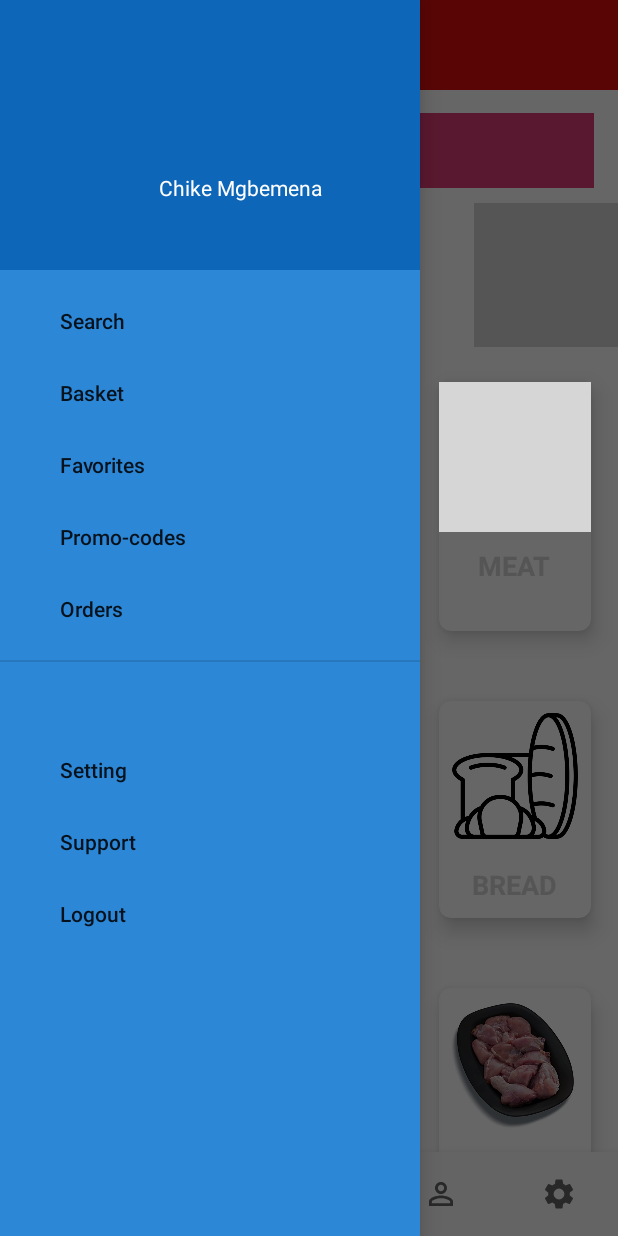
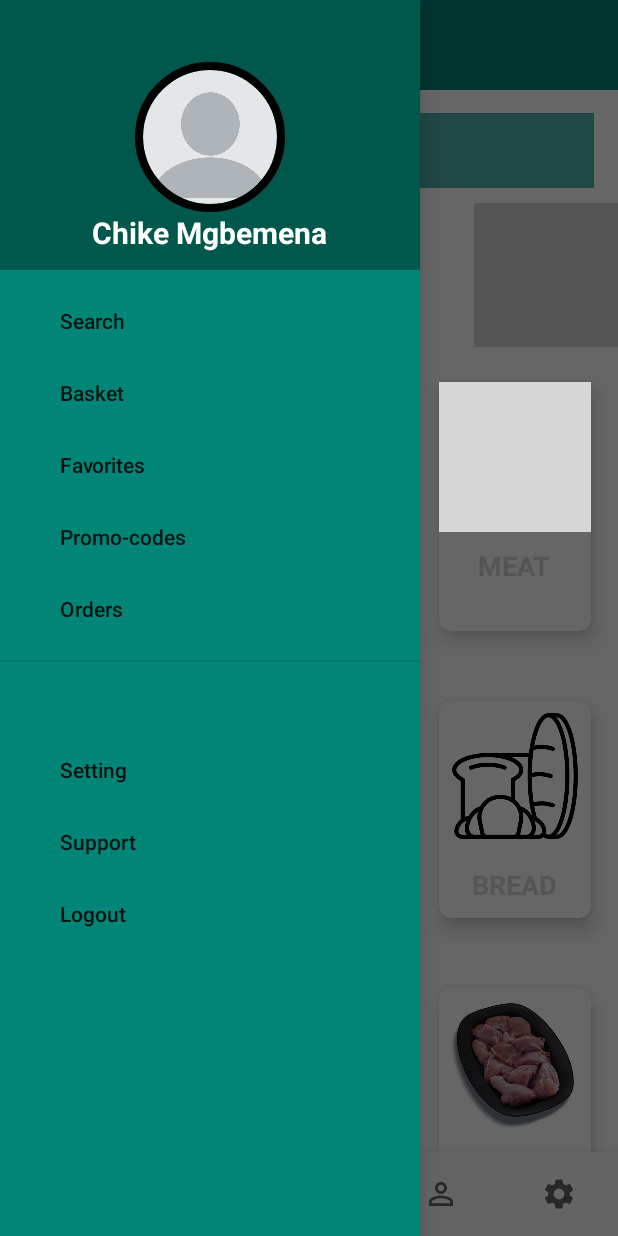
Before and after one commit to aakashe502/DoorStep, an Android app: the screen it shows after launch once a user with an empty profile is signed in (HomePage), with the side drawer open, on a phone screen of 412 x 824 dp. Run offline under Robolectric (Android 15) with nearby library versions, the phone set to English and light mode, and no system bars; our stand-ins replace CircleImageView, Firebase (no records; nobody signed in at launch, a user with empty details on screens opened directly), navigation-ui; grey boxes are pictures that could not be loaded.

Commit message:
Modified color and exit button

```diff
--- a/app/src/main/java/com/hadIt/doorstep/HomePage.java
+++ b/app/src/main/java/com/hadIt/doorstep/HomePage.java
@@ -1,9 +1,9 @@
 package com.hadIt.doorstep;
 
+import android.app.Application;
 import android.content.Intent;
 import android.os.Bundle;
 import android.view.MenuItem;
-import android.view.WindowManager;
 
 import com.google.android.material.bottomnavigation.BottomNavigationView;
 import com.google.android.material.navigation.NavigationView;
@@ -21,6 +21,8 @@ import androidx.navigation.Navigation;
 import androidx.navigation.ui.AppBarConfiguration;
 import androidx.navigation.ui.NavigationUI;
 
+import de.hdodenhof.circleimageview.CircleImageView;
+
 public class HomePage extends AppCompatActivity {
 
     DrawerLayout drawerLayout;
@@ -28,11 +30,12 @@ public class HomePage extends AppCompatActivity {
     Toolbar toolbar;
     NavigationView navigationView;
     AppBarConfiguration appBarConfiguration;
+    public CircleImageView profilePhoto;
+
     @Override
     protected void onCreate(Bundle savedInstanceState) {
         super.onCreate(savedInstanceState);
-        getWindow().setFlags(WindowManager.LayoutParams.FLAG_FULLSCREEN,
-                WindowManager.LayoutParams.FLAG_FULLSCREEN);
+
         setContentView(R.layout.activity_home);
         BottomNavigationView navView = findViewById(R.id.nav_view);
         // Passing each menu ID as a set of Ids because each
@@ -73,4 +76,13 @@ public class HomePage extends AppCompatActivity {
             }
         });
     }
+
+    @Override
+    public void onBackPressed() {
+        Intent intent = new Intent(Intent.ACTION_MAIN);
+        intent.addCategory(Intent.CATEGORY_HOME);
+        intent.setFlags(Intent.FLAG_ACTIVITY_CLEAR_TOP);//***Change Here***
+        startActivity(intent);
+        finish();
+    }
 }
--- a/app/src/main/res/layout/activity_home.xml
+++ b/app/src/main/res/layout/activity_home.xml
@@ -15,9 +15,6 @@
         android:id="@+id/main_content"
         android:layout_width="match_parent"
         android:layout_height="match_parent">
-
-
-
 
 
         <include
@@ -46,7 +43,7 @@
         android:layout_width="wrap_content"
         android:layout_height="match_parent"
         android:id="@+id/nav_get"
-        android:background="#2C87D6"
+        android:background="@color/colorPrimary"
         android:layout_gravity="start"
         app:headerLayout="@layout/nav_header"
         app:menu="@menu/menu"
--- a/app/src/main/res/layout/app_bar_main.xml
+++ b/app/src/main/res/layout/app_bar_main.xml
@@ -14,7 +14,7 @@
         >
         <androidx.appcompat.widget.Toolbar
             android:layout_width="match_parent"
-            android:background="#DF0D0D"
+            android:background="@color/colorPrimary"
             android:id="@+id/toolBar"
             app:popupTheme="@style/AppTheme.PopupOverlay"
             app:layout_scrollFlags="scroll|enterAlways"
--- a/app/src/main/res/layout/fragment_home.xml
+++ b/app/src/main/res/layout/fragment_home.xml
@@ -26,10 +26,11 @@
             android:layout_marginLeft="16dp"
             android:layout_marginRight="16dp"
             android:layout_marginTop="15dp"
-            android:background="#CDD80D55"
+            android:background="@color/colorSecondary"
             android:id="@+id/cardSearch"
             android:drawableStart="@drawable/search"
             android:hint="Search your Grocery"
+            android:textColorHint="#000"
 
 
             />
--- a/app/src/main/res/layout/fragment_profile.xml
+++ b/app/src/main/res/layout/fragment_profile.xml
@@ -150,7 +150,7 @@
         android:layout_centerHorizontal="true"
         android:text="Logout"
         android:layout_below="@+id/share_with_friends"
-        android:background="#45009688"
+        android:background="@color/colorSecondary"
         android:layout_marginTop="100dp"
         />
 
--- a/app/src/main/res/layout/nav_header.xml
+++ b/app/src/main/res/layout/nav_header.xml
@@ -3,31 +3,35 @@
     xmlns:android="http://schemas.android.com/apk/res/android"
     android:layout_width="match_parent"
     android:layout_height="250dp"
-    android:background="#0E66B9"
+    android:background="@color/colorPrimaryDark"
     android:paddingTop="16dp"
     android:paddingRight="16dp"
     android:paddingLeft="16dp"
     android:layout_marginBottom="-70dp"
     >
     <de.hdodenhof.circleimageview.CircleImageView
-        android:layout_width="60dp"
-        android:layout_height="60dp"
-        android:layout_marginTop="80dp"
-        android:layout_marginLeft="10dp"
+        xmlns:app="http://schemas.android.com/apk/res-auto"
+        android:id="@+id/imageview_profile"
+        android:layout_width="100dp"
+        android:layout_height="100dp"
+        android:src="@drawable/profile_image"
+        android:layout_centerHorizontal="true"
+        android:layout_marginTop="25dp"
+        app:civ_border_width="5dp"
+        app:civ_border_color="#FF000000"/>
 
-        android:layout_centerVertical="true"
-        android:id="@+id/imageView"
-        />
+
     <TextView
-        android:layout_width="match_parent"
+        android:layout_width="wrap_content"
         android:layout_height="wrap_content"
-        android:layout_toRightOf="@+id/imageView"
+        android:layout_below="@+id/imageview_profile"
         android:id="@+id/name"
         android:layout_marginLeft="20dp"
         android:layout_centerVertical="true"
+        android:layout_centerHorizontal="true"
         android:text="Chike Mgbemena"
         android:textColor="#fff"
-        android:textSize="14sp"
-
+        android:textStyle="bold"
+        android:textSize="20sp"
         />
 </RelativeLayout>
--- a/app/src/main/res/values/colors.xml
+++ b/app/src/main/res/values/colors.xml
@@ -1,6 +1,7 @@
 <?xml version="1.0" encoding="utf-8"?>
 <resources>
     <color name="colorPrimary">#008577</color>
+    <color name="colorSecondary">#4FB3A8</color>
     <color name="colorPrimaryDark">#00574B</color>
     <color name="colorAccent">#D81B60</color>
 </resources>
```
